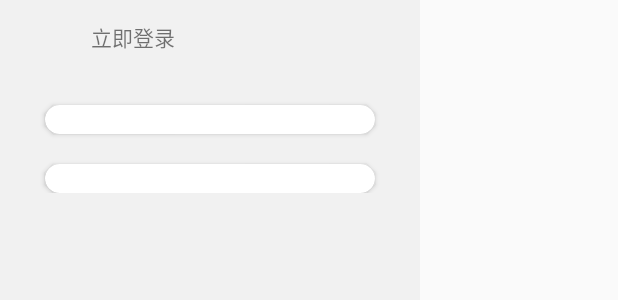
After one commit to poisunk/CouldMusic, an Android app: the layout fragment_content_left_menu.xml on its own in the app's theme, with its tools: preview values and no code run, on a phone screen of 412 x 824 dp. The commit adds this screen. Shown: the top 300 px of the screen. Run offline under Robolectric (Android 15) with nearby library versions, the phone set to English and light mode, and no system bars.

Commit message:
[feature] 新增侧边栏布局，主界面布局

```diff
--- a/app/build.gradle
+++ b/app/build.gradle
@@ -35,4 +35,5 @@ dependencies {
     testImplementation 'junit:junit:'
     androidTestImplementation 'androidx.test.ext:junit:1.1.3'
     androidTestImplementation 'androidx.test.espresso:espresso-core:3.4.0'
+    implementation 'de.hdodenhof:circleimageview:3.1.0'
 }
--- a/app/src/main/java/com/example/couldmusic/page/fragment/MainFragment.java
+++ b/app/src/main/java/com/example/couldmusic/page/fragment/MainFragment.java
@@ -3,4 +3,6 @@ package com.example.couldmusic.page.fragment;
 import androidx.fragment.app.Fragment;
 
 public class MainFragment extends Fragment {
+
+
 }
--- /dev/null
+++ b/app/src/main/res/drawable/ic_baseline_search_24.xml
@@ -0,0 +1,5 @@
+<vector android:height="25dp" android:tint="#A1A1A1"
+    android:viewportHeight="24" android:viewportWidth="24"
+    android:width="25dp" xmlns:android="http://schemas.android.com/apk/res/android">
+    <path android:fillColor="@android:color/white" android:pathData="M15.5,14h-0.79l-0.28,-0.27C15.41,12.59 16,11.11 16,9.5 16,5.91 13.09,3 9.5,3S3,5.91 3,9.5 5.91,16 9.5,16c1.61,0 3.09,-0.59 4.23,-1.57l0.27,0.28v0.79l5,4.99L20.49,19l-4.99,-5zM9.5,14C7.01,14 5,11.99 5,9.5S7.01,5 9.5,5 14,7.01 14,9.5 11.99,14 9.5,14z"/>
+</vector>
--- /dev/null
+++ b/app/src/main/res/layout/fragment_content_left_menu.xml
@@ -0,0 +1,81 @@
+<?xml version="1.0" encoding="utf-8"?>
+<androidx.constraintlayout.widget.ConstraintLayout xmlns:android="http://schemas.android.com/apk/res/android"
+    xmlns:app="http://schemas.android.com/apk/res-auto"
+    android:id="@+id/content_left_menu"
+    android:layout_width="280dp"
+    android:layout_height="match_parent">
+
+    <androidx.appcompat.widget.Toolbar
+        android:id="@+id/content_left_menu_bar"
+        android:layout_width="match_parent"
+        android:layout_height="50dp"
+        android:background="@color/background_gray"
+        app:layout_constraintLeft_toLeftOf="parent"
+        app:layout_constraintTop_toTopOf="parent">
+
+        <de.hdodenhof.circleimageview.CircleImageView
+            android:layout_width="35dp"
+            android:layout_height="35dp" />
+
+        <TextView
+            android:id="@+id/content_left_menu_bar_name"
+            android:layout_width="wrap_content"
+            android:layout_height="wrap_content"
+            android:text="@string/please_login"
+            android:layout_marginStart="25dp"/>
+
+
+    </androidx.appcompat.widget.Toolbar>
+
+
+    <ScrollView
+        android:layout_width="match_parent"
+        android:layout_height="0dp"
+        android:orientation="vertical"
+        app:layout_constraintBottom_toBottomOf="parent"
+        app:layout_constraintTop_toBottomOf="@+id/content_left_menu_bar"
+        app:layout_constraintVertical_weight="1"
+        android:background="@color/background_gray">
+
+        <LinearLayout
+            android:orientation="vertical"
+            android:layout_width="match_parent"
+            android:layout_height="wrap_content">
+
+
+            <androidx.cardview.widget.CardView
+                android:id="@+id/content_left_menu_card1"
+                android:layout_width="220dp"
+                android:layout_height="wrap_content"
+                android:layout_marginTop="20dp"
+                android:layout_marginBottom="10dp"
+                app:cardCornerRadius="20dp"
+                android:layout_gravity="center_horizontal">
+
+                <TextView
+                    android:layout_width="match_parent"
+                    android:layout_height="wrap_content"/>
+
+
+            </androidx.cardview.widget.CardView>
+
+            <androidx.cardview.widget.CardView
+                android:id="@+id/content_left_menu_card2"
+                android:layout_width="220dp"
+                android:layout_height="wrap_content"
+                android:layout_marginTop="10dp"
+                android:layout_gravity="center_horizontal"
+                app:cardCornerRadius="20dp">
+
+                <TextView
+                    android:layout_width="match_parent"
+                    android:layout_height="wrap_content"/>
+
+
+            </androidx.cardview.widget.CardView>
+        </LinearLayout>
+    </ScrollView>
+
+
+
+</androidx.constraintlayout.widget.ConstraintLayout>
--- a/app/src/main/res/values/colors.xml
+++ b/app/src/main/res/values/colors.xml
@@ -8,4 +8,5 @@
     <color name="black">#FF000000</color>
     <color name="white">#FFFFFFFF</color>
     <color name="red">#d81e06</color>
+    <color name="background_gray">#F1F1F1</color>
 </resources>
--- a/app/src/main/res/values/strings.xml
+++ b/app/src/main/res/values/strings.xml
@@ -4,4 +4,5 @@
     <string name="register_phone">请输入手机号</string>
     <string name="register_password">请输入密码</string>
     <string name="login">登录</string>
+    <string name="please_login">立即登录</string>
 </resources>
```
Also changed, not shown: app/src/main/res/layout/fragment_content.xml (added, +24 -0 lines), app/src/main/res/layout/fragment_content_main.xml (added, +60 -0 lines), app/src/main/res/layout/interface_.xml (deleted, +0 -16 lines).
